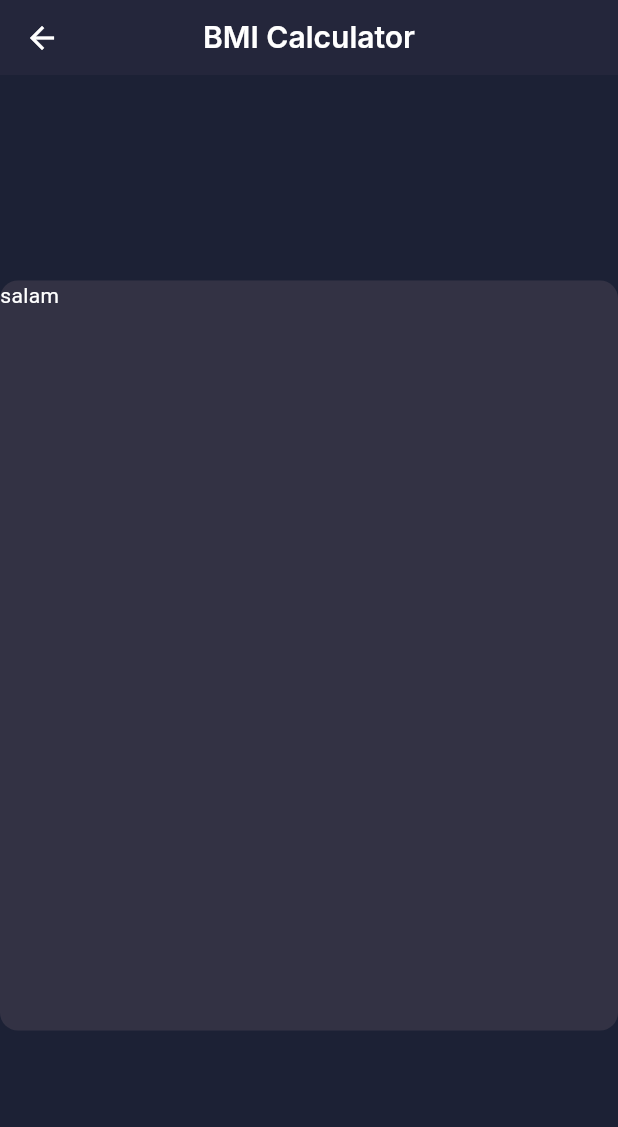
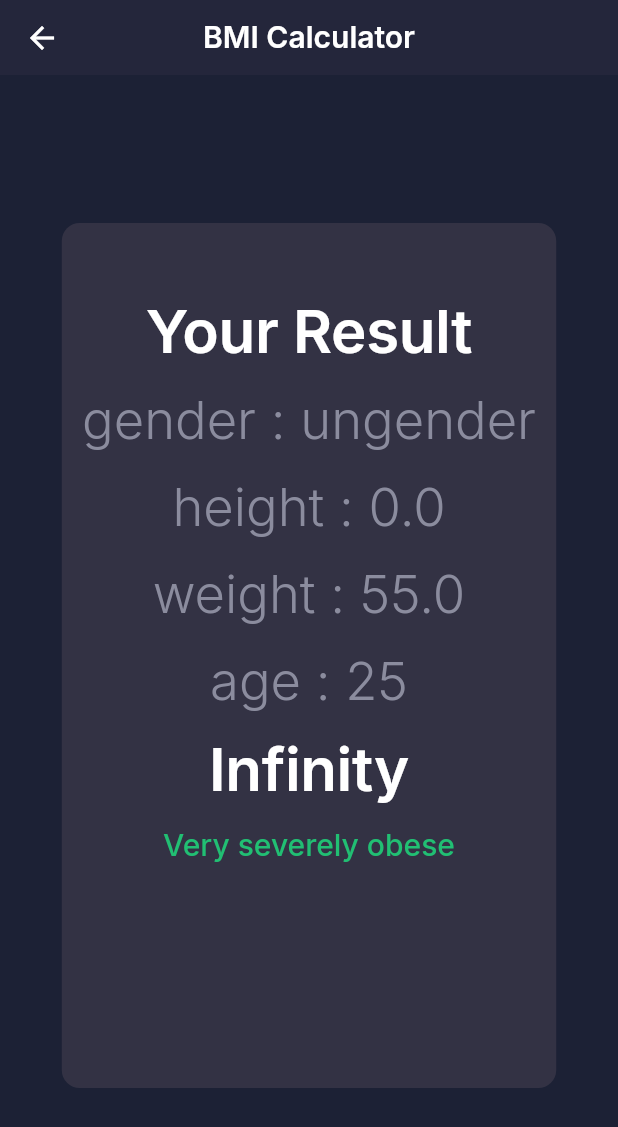
Before and after one commit to mdzarepour/Flutter_Bmi_Calculator, a Flutter app: the screen it shows after launch, after a tap on the "arrow upward" icon, after a tap on the "arrow downward" icon, after a tap on "BMI Calculator", on a phone screen of 412 x 824 dp. Shown: the top 1127 px of the screen. Run offline on Flutter 3.47's test engine with Material 3 defaults, Android fonts, the phone set to English and light mode, and no system bars; our stand-ins replace google_fonts.

Commit message:
Result screen Completed

```diff
--- a/lib/core/constants/app_strings.dart
+++ b/lib/core/constants/app_strings.dart
@@ -7,4 +7,5 @@ class AppStrings {
   static const String inputHeightLable = 'Height';
   static const String inputWeightLable = 'Weight';
   static const String inputAgeLable = 'Age';
+  static const String resultTitle = 'Your Result';
 }
--- a/lib/core/theme/text_theme.dart
+++ b/lib/core/theme/text_theme.dart
@@ -27,7 +27,7 @@ class AppTextTheme {
     // reualt screen message theme -->
     displaySmall: GoogleFonts.inter(
       color: AppColors.materialGrey,
-      fontSize: 16,
+      fontSize: 35,
       fontWeight: FontWeight.w300,
     ),
     // pink button text theme -->
--- a/lib/models/bmi_model.dart
+++ b/lib/models/bmi_model.dart
@@ -23,7 +23,7 @@ class BmiModel {
         : AppColors.materialThirdBlue;
   }
 
-  void changeHeight(double value) => height = value;
+  void changeHeight(double value) => height = value.ceilToDouble();
 
   void updateWeight(ChangeType type) {
     if (type == ChangeType.increase) weight += 0.5;
--- a/lib/screens/input_screen/input_screen.dart
+++ b/lib/screens/input_screen/input_screen.dart
@@ -18,10 +18,10 @@ class _InputPageState extends State<InputPage> {
   @override
   void initState() {
     bmiModel = BmiModel(
-      age: 0,
+      age: 25,
       gender: Gender.ungender,
       height: 0,
-      weight: 0.0,
+      weight: 55,
     );
     super.initState();
   }
--- a/lib/screens/resualt_screen/resualt_screen.dart
+++ b/lib/screens/resualt_screen/resualt_screen.dart
@@ -3,28 +3,110 @@ import 'package:bmi_calculator/models/bmi_model.dart';
 import 'package:bmi_calculator/screens/input_screen/components/card_widget.dart';
 import 'package:flutter/material.dart';
 
-class ResualtScreen extends StatelessWidget {
+class ResualtScreen extends StatefulWidget {
   const ResualtScreen({super.key, required this.bmiModel});
   final BmiModel bmiModel;
 
   @override
+  State<ResualtScreen> createState() => _ResualtScreenState();
+}
+
+class _ResualtScreenState extends State<ResualtScreen> {
+  late final Map<String, dynamic> bmiMap;
+  String conditionMessage = 'unKnown';
+  @override
+  void initState() {
+    bmiMap = {
+      'gender': widget.bmiModel.gender.name,
+      'height': widget.bmiModel.height,
+      'weight': widget.bmiModel.weight,
+      'age': widget.bmiModel.age,
+    };
+    super.initState();
+  }
+
+  @override
   Widget build(BuildContext context) {
+    final ThemeData theme = Theme.of(context);
+    Size size = MediaQuery.of(context).size;
+
     return Scaffold(
       appBar: AppBar(title: const Text(AppStrings.inputAppBarTitle)),
-      body: const Center(
-        child: Column(
-          spacing: 20,
-          crossAxisAlignment: CrossAxisAlignment.center,
-          mainAxisAlignment: MainAxisAlignment.center,
-          children: [
-            SizedBox(
-              height: 500,
-              width: 500,
-              child: InputCardWidget(cardChild: Text('salam')),
+      body: Center(
+        child: SizedBox(
+          width: size.width * 0.8,
+          height: size.height * 0.7,
+          child: InputCardWidget(
+            cardChild: ListView(
+              children: [
+                const SizedBox(height: 50),
+                Text(
+                  textAlign: TextAlign.center,
+                  style: theme.textTheme.displayLarge,
+                  AppStrings.resultTitle,
+                ),
+                for (int i = 0; i < bmiMap.length; i++)
+                  Padding(
+                    padding: const EdgeInsets.only(top: 15),
+                    child: Text(
+                      textAlign: TextAlign.center,
+                      style: theme.textTheme.displaySmall,
+                      '${bmiMap.keys.elementAt(i)} : ${bmiMap.values.elementAt(i)}',
+                    ),
+                  ),
+                const SizedBox(height: 15),
+                Text(
+                  textAlign: TextAlign.center,
+                  style: theme.textTheme.displayLarge,
+                  _calculateBmi(),
+                ),
+                const SizedBox(height: 15),
+                Text(
+                  style: theme.textTheme.headlineLarge,
+                  textAlign: TextAlign.center,
+                  conditionMessage,
+                ),
+              ],
             ),
-          ],
+          ),
         ),
       ),
     );
   }
+
+  String _calculateBmi() {
+    double height = bmiMap['height'] / 100;
+    double weight = bmiMap['weight'];
+    double bmi = weight / (height * height);
+    switch (bmi) {
+      case < 15:
+        conditionMessage = 'Very severely underweight';
+        break;
+      case > 15 && < 16:
+        conditionMessage = '	Severely underweight';
+        break;
+      case > 16 && < 18.5:
+        conditionMessage = 'Underweight';
+        break;
+      case > 18.5 && < 25:
+        conditionMessage = 'Normal (healthy weight)';
+        break;
+      case > 25 && < 30:
+        conditionMessage = 'Overweight';
+        break;
+      case > 30 && < 35:
+        conditionMessage = 'Moderately obese';
+        break;
+      case > 35 && 40:
+        conditionMessage = 'Severely obese';
+        break;
+      case > 40:
+        conditionMessage = 'Very severely obese';
+        break;
+      default:
+        conditionMessage = 'please recheack statics sgain';
+    }
+    return bmi.toStringAsFixed(2);
+  }
 }
+//TODO refactor imports -->
```
